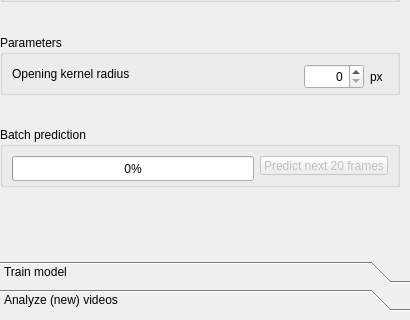
Qt form qt_gui/octron.ui (horsto/OCTRON-GUI) before a commit; both pictures show x 0 to 410 and y 280 to 600 of the 410 by 600 pixel window.
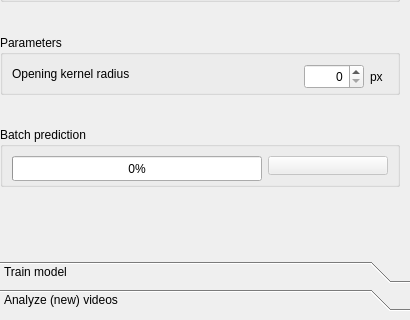
The same form after that commit. The open tabs and pages were chosen to show the change. Icons and pictures are not drawn.

Commit message: Minimal updates to UI / callback

What changed in the file:
```diff
--- a/qt_gui/octron.ui
+++ b/qt_gui/octron.ui
@@ -511,7 +511,7 @@
                </size>
               </property>
               <property name="text">
-               <string>Predict next 20 frames</string>
+               <string/>
               </property>
              </widget>
             </item>
```
Left out of the diff: 2 changed lines with no effect on the pictures. The commit also changes 4 other files.
